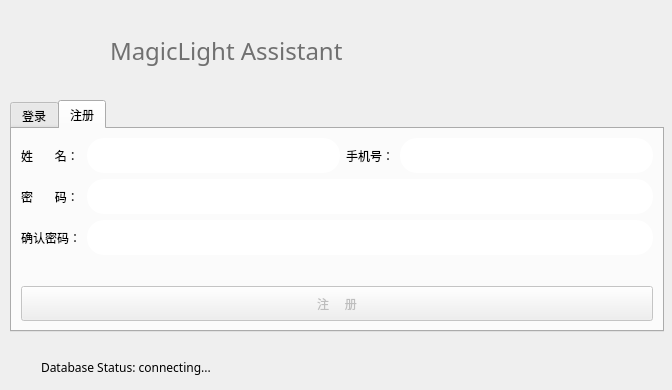
csthenry/weplanet-desktop, file formLogin.ui: the form before one commit.
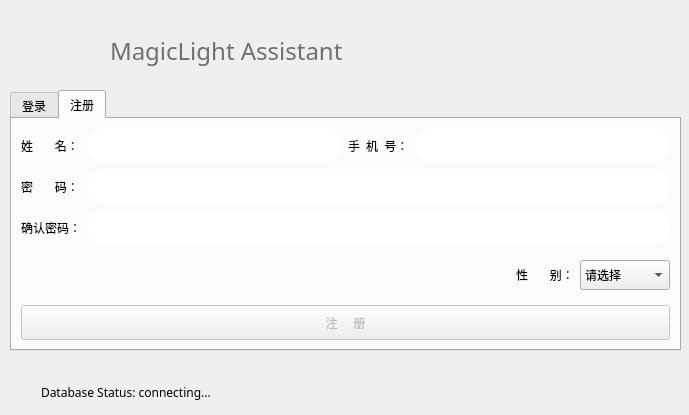
The form after the commit. The open tabs and pages were chosen to show the change. Icons and pictures are not drawn.

```diff
--- a/formLogin.ui
+++ b/formLogin.ui
@@ -6,8 +6,8 @@
    <rect>
     <x>0</x>
     <y>0</y>
-    <width>672</width>
-    <height>390</height>
+    <width>689</width>
+    <height>415</height>
    </rect>
   </property>
   <property name="font">
@@ -170,9 +170,9 @@
    <property name="geometry">
     <rect>
      <x>10</x>
-     <y>100</y>
-     <width>654</width>
-     <height>232</height>
+     <y>90</y>
+     <width>671</width>
+     <height>261</height>
     </rect>
    </property>
    <property name="font">
@@ -330,78 +330,23 @@
     <attribute name="title">
      <string>注册</string>
     </attribute>
-    <layout class="QGridLayout" name="gridLayout_6">
-     <item row="1" column="3">
-      <widget class="QLabel" name="label_10">
+    <layout class="QGridLayout" name="gridLayout_4">
+     <item row="0" column="0" colspan="4">
+      <layout class="QGridLayout" name="gridLayout_2">
+       <item row="0" column="0">
+        <widget class="QLabel" name="label_6">
+         <property name="minimumSize">
+          <size>
+           <width>0</width>
+           <height>35</height>
+          </size>
+         </property>
        <property name="text">
-        <string/>
+          <string>姓       名：</string>
        </property>
       </widget>
      </item>
-     <item row="0" column="4" rowspan="2">
-      <widget class="QLineEdit" name="lineEdit_SignupTel">
-       <property name="minimumSize">
-        <size>
-         <width>0</width>
-         <height>35</height>
-        </size>
-       </property>
-       <property name="maximumSize">
-        <size>
-         <width>16777215</width>
-         <height>16777215</height>
-        </size>
-       </property>
-       <property name="font">
-        <font>
-         <family>微软雅黑</family>
-         <pointsize>9</pointsize>
-        </font>
-       </property>
-       <property name="styleSheet">
-        <string notr="true">border-radius: 17px;/*设置圆角的大小*/
-border: .5px solid rgb(207, 207, 207);
-padding: 0px 5px;</string>
-       </property>
-       <property name="maxLength">
-        <number>16</number>
-       </property>
-      </widget>
-     </item>
-     <item row="3" column="1" colspan="4">
-      <widget class="QLineEdit" name="lineEdit_SignupPwdAgain">
-       <property name="minimumSize">
-        <size>
-         <width>0</width>
-         <height>35</height>
-        </size>
-       </property>
-       <property name="maximumSize">
-        <size>
-         <width>16777215</width>
-         <height>16777215</height>
-        </size>
-       </property>
-       <property name="font">
-        <font>
-         <family>微软雅黑</family>
-         <pointsize>9</pointsize>
-        </font>
-       </property>
-       <property name="styleSheet">
-        <string notr="true">border-radius: 17px;/*设置圆角的大小*/
-border: .5px solid rgb(207, 207, 207);
-padding: 0px 5px;</string>
-       </property>
-       <property name="maxLength">
-        <number>16</number>
-       </property>
-       <property name="echoMode">
-        <enum>QLineEdit::Password</enum>
-       </property>
-      </widget>
-     </item>
-     <item row="0" column="1" rowspan="2">
+       <item row="0" column="1">
       <widget class="QLineEdit" name="lineEdit_SignupName">
        <property name="minimumSize">
         <size>
@@ -434,8 +379,8 @@
        </property>
       </widget>
      </item>
-     <item row="3" column="0">
-      <widget class="QLabel" name="label_12">
+       <item row="0" column="2">
+        <widget class="QLabel" name="label_11">
        <property name="minimumSize">
         <size>
          <width>0</width>
@@ -443,11 +388,41 @@
         </size>
        </property>
        <property name="text">
-        <string>确认密码：</string>
+          <string>手  机  号：</string>
        </property>
       </widget>
      </item>
-     <item row="2" column="0">
+       <item row="0" column="3">
+        <widget class="QLineEdit" name="lineEdit_SignupTel">
+         <property name="minimumSize">
+          <size>
+           <width>0</width>
+           <height>35</height>
+          </size>
+         </property>
+         <property name="maximumSize">
+          <size>
+           <width>16777215</width>
+           <height>16777215</height>
+          </size>
+         </property>
+         <property name="font">
+          <font>
+           <family>微软雅黑</family>
+           <pointsize>9</pointsize>
+          </font>
+         </property>
+         <property name="styleSheet">
+          <string notr="true">border-radius: 17px;/*设置圆角的大小*/
+border: .5px solid rgb(207, 207, 207);
+padding: 0px 5px;</string>
+         </property>
+         <property name="maxLength">
+          <number>16</number>
+         </property>
+        </widget>
+       </item>
+       <item row="1" column="0">
       <widget class="QLabel" name="label_7">
        <property name="minimumSize">
         <size>
@@ -460,7 +435,7 @@
        </property>
       </widget>
      </item>
-     <item row="2" column="1" colspan="4">
+       <item row="1" column="1" colspan="3">
       <widget class="QLineEdit" name="lineEdit_SignupPwd">
        <property name="minimumSize">
         <size>
@@ -493,8 +468,8 @@
        </property>
       </widget>
      </item>
-     <item row="0" column="0" rowspan="2">
-      <widget class="QLabel" name="label_6">
+       <item row="2" column="0">
+        <widget class="QLabel" name="label_12">
        <property name="minimumSize">
         <size>
          <width>0</width>
@@ -502,24 +477,110 @@
         </size>
        </property>
        <property name="text">
-        <string>姓       名：</string>
+          <string>确认密码：</string>
        </property>
       </widget>
      </item>
-     <item row="0" column="2" rowspan="2" colspan="2">
-      <widget class="QLabel" name="label_11">
+       <item row="2" column="1" colspan="3">
+        <widget class="QLineEdit" name="lineEdit_SignupPwdAgain">
        <property name="minimumSize">
         <size>
          <width>0</width>
          <height>35</height>
         </size>
        </property>
+         <property name="maximumSize">
+          <size>
+           <width>16777215</width>
+           <height>16777215</height>
+          </size>
+         </property>
+         <property name="font">
+          <font>
+           <family>微软雅黑</family>
+           <pointsize>9</pointsize>
+          </font>
+         </property>
+         <property name="styleSheet">
+          <string notr="true">border-radius: 17px;/*设置圆角的大小*/
+border: .5px solid rgb(207, 207, 207);
+padding: 0px 5px;</string>
+         </property>
+         <property name="maxLength">
+          <number>16</number>
+         </property>
+         <property name="echoMode">
+          <enum>QLineEdit::Password</enum>
+         </property>
+        </widget>
+       </item>
+      </layout>
+     </item>
+     <item row="1" column="0">
+      <spacer name="verticalSpacer_3">
+       <property name="orientation">
+        <enum>Qt::Vertical</enum>
+       </property>
+       <property name="sizeHint" stdset="0">
+        <size>
+         <width>20</width>
+         <height>40</height>
+        </size>
+       </property>
+      </spacer>
+     </item>
+     <item row="1" column="1">
+      <spacer name="horizontalSpacer">
+       <property name="orientation">
+        <enum>Qt::Horizontal</enum>
+       </property>
+       <property name="sizeHint" stdset="0">
+        <size>
+         <width>397</width>
+         <height>20</height>
+        </size>
+       </property>
+      </spacer>
+     </item>
+     <item row="1" column="2">
+      <widget class="QLabel" name="label_13">
+       <property name="minimumSize">
+        <size>
+         <width>0</width>
+         <height>35</height>
+        </size>
+       </property>
        <property name="text">
-        <string>手机号：</string>
+        <string>性       别：</string>
        </property>
       </widget>
      </item>
-     <item row="5" column="0" colspan="5">
+     <item row="1" column="3">
+      <widget class="QComboBox" name="comBox_gender">
+       <property name="minimumSize">
+        <size>
+         <width>90</width>
+         <height>30</height>
+        </size>
+       </property>
+       <item>
+        <property name="text">
+         <string>请选择</string>
+        </property>
+       </item>
+       <item>
+        <property name="text">
+         <string>男</string>
+        </property>
+       </item>
+       <item>
+        <property name="text">
+         <string>女</string>
+        </property>
+       </item>
+      </widget>
+     </item>
+     <item row="2" column="0" colspan="4">
       <widget class="QPushButton" name="btn_Signup">
        <property name="enabled">
         <bool>false</bool>
@@ -538,19 +599,6 @@
        </property>
       </widget>
      </item>
-     <item row="4" column="0">
-      <spacer name="verticalSpacer_3">
-       <property name="orientation">
-        <enum>Qt::Vertical</enum>
-       </property>
-       <property name="sizeHint" stdset="0">
-        <size>
-         <width>20</width>
-         <height>40</height>
-        </size>
-       </property>
-      </spacer>
-     </item>
     </layout>
    </widget>
   </widget>
@@ -558,7 +606,7 @@
    <property name="geometry">
     <rect>
      <x>41</x>
-     <y>355</y>
+     <y>380</y>
      <width>621</width>
      <height>25</height>
     </rect>
@@ -583,7 +631,7 @@
    <property name="geometry">
     <rect>
      <x>10</x>
-     <y>355</y>
+     <y>380</y>
      <width>25</width>
      <height>25</height>
     </rect>
```
Left out of the diff: 178 changed lines with no effect on the pictures. Lines whose indentation alone changed are shown as unchanged.
